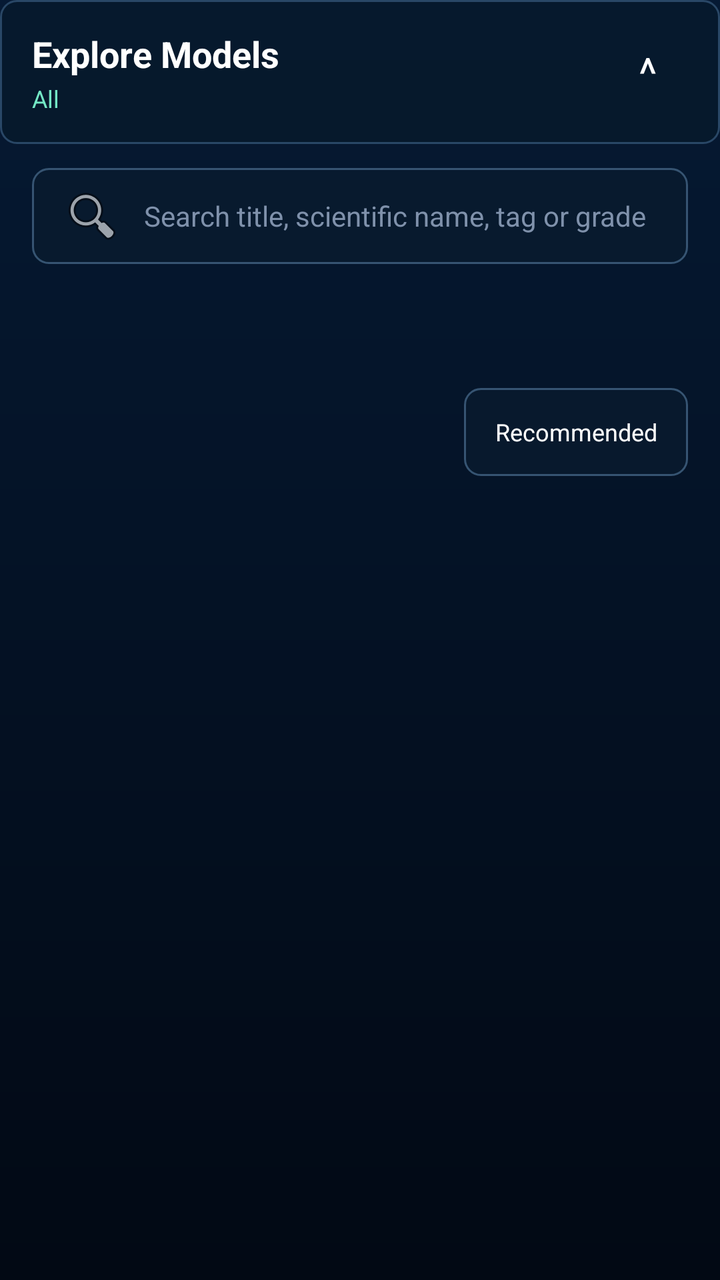
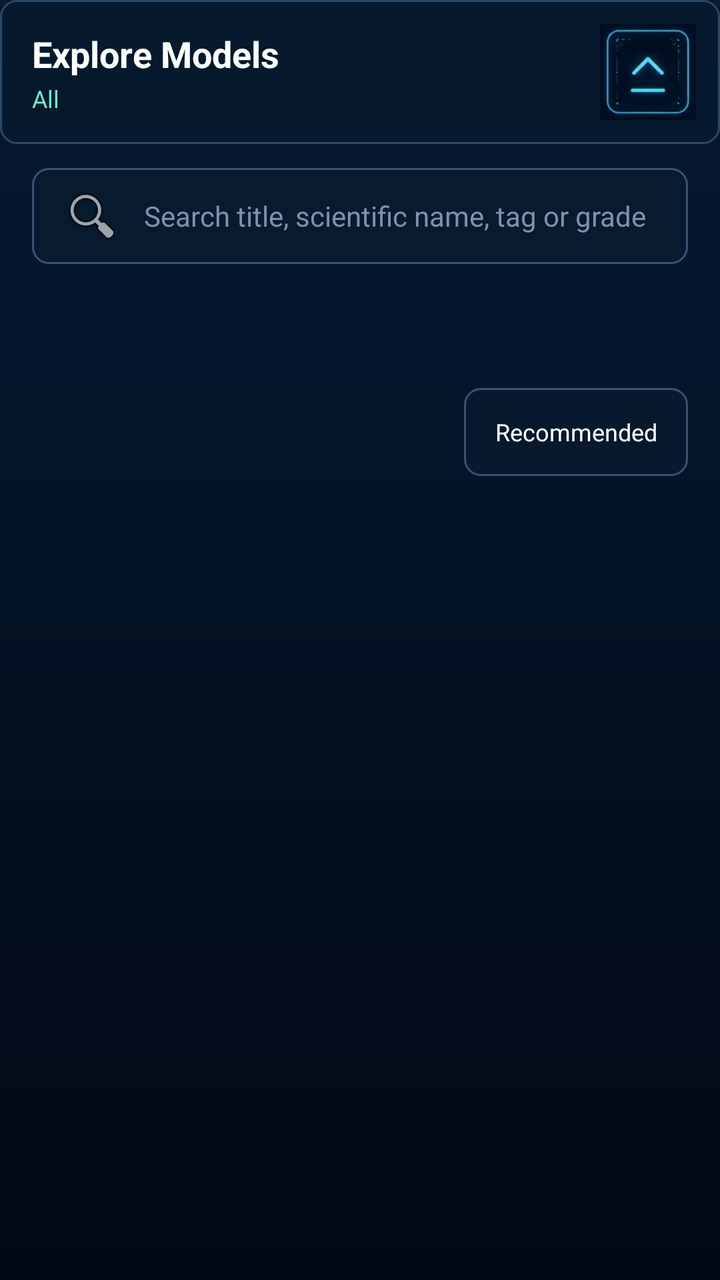

Two renders of the same Android screen: before a commit and after it. Below are the layout's source before the change and the commit's diff.
<!-- AndroidManifest.xml: application theme Theme.Biology -->
<!-- res/layout/sheet_model_library.xml -->
<?xml version="1.0" encoding="utf-8"?>
<LinearLayout xmlns:android="http://schemas.android.com/apk/res/android"
    android:layout_width="match_parent"
    android:layout_height="match_parent"
    android:background="@drawable/bg_biology_screen"
    android:orientation="vertical">

    <LinearLayout
        android:id="@+id/libraryHandle"
        android:layout_width="match_parent"
        android:layout_height="72dp"
        android:background="@drawable/bg_surface_panel"
        android:gravity="center_vertical"
        android:orientation="horizontal"
        android:paddingStart="16dp"
        android:paddingEnd="12dp">

        <LinearLayout
            android:layout_width="0dp"
            android:layout_height="wrap_content"
            android:layout_weight="1"
            android:orientation="vertical">

            <TextView
                android:layout_width="wrap_content"
                android:layout_height="wrap_content"
                android:text="Explore Models"
                android:textColor="#FFFFFF"
                android:textSize="18sp"
                android:textStyle="bold" />

            <TextView
                android:id="@+id/currentLibraryCategory"
                android:layout_width="wrap_content"
                android:layout_height="wrap_content"
                android:layout_marginTop="2dp"
                android:text="All"
                android:textColor="#73E8C5"
                android:textSize="12sp" />
        </LinearLayout>

        <TextView
            android:id="@+id/libraryStorageSummary"
            android:layout_width="wrap_content"
            android:layout_height="48dp"
            android:gravity="center"
            android:paddingStart="8dp"
            android:paddingEnd="8dp"
            android:textColor="#91A6C5"
            android:textSize="11sp" />

        <TextView
            android:id="@+id/libraryExpandButton"
            android:layout_width="48dp"
            android:layout_height="48dp"
            android:contentDescription="Expand model library"
            android:gravity="center"
            android:text="^"
            android:textColor="#FFFFFF"
            android:textSize="22sp" />
    </LinearLayout>

    <EditText
        android:id="@+id/librarySearch"
        android:layout_width="match_parent"
        android:layout_height="48dp"
        android:layout_marginStart="16dp"
        android:layout_marginTop="12dp"
        android:layout_marginEnd="16dp"
        android:background="@drawable/bg_search_field"
        android:drawableStart="@android:drawable/ic_menu_search"
        android:drawablePadding="10dp"
        android:hint="Search title, scientific name, tag or grade"
        android:imeOptions="actionDone"
        android:inputType="text"
        android:paddingStart="14dp"
        android:paddingEnd="14dp"
        android:singleLine="true"
        android:textColor="#FFFFFF"
        android:textColorHint="#7F91AB"
        android:textSize="14sp" />

    <HorizontalScrollView
        android:layout_width="match_parent"
        android:layout_height="52dp"
        android:layout_marginTop="8dp"
        android:clipToPadding="false"
        android:fillViewport="false"
        android:overScrollMode="never"
        android:paddingStart="16dp"
        android:paddingEnd="16dp"
        android:scrollbars="none">

        <LinearLayout
            android:id="@+id/libraryCategoryStrip"
            android:layout_width="wrap_content"
            android:layout_height="match_parent"
            android:gravity="center_vertical"
            android:orientation="horizontal" />
    </HorizontalScrollView>

    <LinearLayout
        android:layout_width="match_parent"
        android:layout_height="48dp"
        android:gravity="center_vertical"
        android:orientation="horizontal"
        android:paddingStart="16dp"
        android:paddingEnd="16dp">

        <HorizontalScrollView
            android:layout_width="0dp"
            android:layout_height="match_parent"
            android:layout_weight="1"
            android:scrollbars="none">

            <LinearLayout
                android:id="@+id/libraryQuickSections"
                android:layout_width="wrap_content"
                android:layout_height="match_parent"
                android:gravity="center_vertical"
                android:orientation="horizontal" />
        </HorizontalScrollView>

        <TextView
            android:id="@+id/librarySort"
            android:layout_width="112dp"
            android:layout_height="44dp"
            android:background="@drawable/bg_filter_chip"
            android:contentDescription="Sort model library"
            android:gravity="center"
            android:text="Recommended"
            android:textColor="#FFFFFF"
            android:textSize="12sp" />
    </LinearLayout>

    <FrameLayout
        android:layout_width="match_parent"
        android:layout_height="0dp"
        android:layout_weight="1">

        <androidx.recyclerview.widget.RecyclerView
            android:id="@+id/modelLibraryGrid"
            android:layout_width="match_parent"
            android:layout_height="match_parent"
            android:clipToPadding="false"
            android:paddingStart="10dp"
            android:paddingTop="6dp"
            android:paddingEnd="10dp"
            android:paddingBottom="28dp"
            android:scrollbars="vertical" />

        <LinearLayout
            android:id="@+id/libraryStatePanel"
            android:layout_width="match_parent"
            android:layout_height="match_parent"
            android:gravity="center"
            android:orientation="vertical"
            android:padding="32dp"
            android:visibility="gone">

            <ProgressBar
                android:id="@+id/libraryProgress"
                android:layout_width="42dp"
                android:layout_height="42dp"
                android:indeterminateTint="#55E7D0"
                android:visibility="gone" />

            <TextView
                android:id="@+id/libraryStateText"
                android:layout_width="match_parent"
                android:layout_height="wrap_content"
                android:layout_marginTop="12dp"
                android:gravity="center"
                android:textColor="#C7D4E7"
                android:textSize="15sp" />

            <TextView
                android:id="@+id/libraryRetry"
                android:layout_width="128dp"
                android:layout_height="48dp"
                android:layout_marginTop="16dp"
                android:background="@drawable/bg_filter_chip_selected"
                android:gravity="center"
                android:text="Retry"
                android:textColor="#FFFFFF"
                android:textStyle="bold"
                android:visibility="gone" />
        </LinearLayout>
    </FrameLayout>
</LinearLayout>
<!-- resources referenced by this layout -->
<resources>
  <!-- drawable bg_biology_screen (drawable) -->
  <?xml version="1.0" encoding="utf-8"?>
  <shape xmlns:android="http://schemas.android.com/apk/res/android">
      <gradient
          android:angle="270"
          android:endColor="#020914"
          android:startColor="#061A34" />
  </shape>
  <!-- drawable bg_filter_chip (drawable) -->
  <?xml version="1.0" encoding="utf-8"?>
  <shape xmlns:android="http://schemas.android.com/apk/res/android">
      <solid android:color="#A80A1C2F" />
      <corners android:radius="8dp" />
      <stroke
          android:width="1dp"
          android:color="#365472" />
  </shape>
  <!-- drawable bg_filter_chip_selected (drawable) -->
  <?xml version="1.0" encoding="utf-8"?>
  <layer-list xmlns:android="http://schemas.android.com/apk/res/android">
      <item>
          <shape>
              <solid android:color="#3A6A3FE0" />
              <corners android:radius="8dp" />
              <stroke
                  android:width="2dp"
                  android:color="#9C72FF" />
          </shape>
      </item>
      <item
          android:left="2dp"
          android:top="2dp"
          android:right="2dp"
          android:bottom="2dp">
          <shape>
              <solid android:color="#5A35269A" />
              <corners android:radius="6dp" />
              <stroke
                  android:width="1dp"
                  android:color="#69E8D3" />
          </shape>
      </item>
  </layer-list>
  <!-- drawable bg_search_field (drawable) -->
  <?xml version="1.0" encoding="utf-8"?>
  <shape xmlns:android="http://schemas.android.com/apk/res/android">
      <solid android:color="#C60A1C2F" />
      <corners android:radius="8dp" />
      <stroke
          android:width="1dp"
          android:color="#365472" />
  </shape>
  <!-- drawable bg_surface_panel (drawable) -->
  <?xml version="1.0" encoding="utf-8"?>
  <shape xmlns:android="http://schemas.android.com/apk/res/android">
      <solid android:color="#D906192C" />
      <corners android:radius="8dp" />
      <stroke
          android:width="1dp"
          android:color="#294766" />
  </shape>
  <style name="Theme.Biology" parent="Base.Theme.Biology" />
  <style name="Base.Theme.Biology" parent="Theme.Material3.DayNight.NoActionBar">
          
          
      </style>
</resources>

<!-- the commit's change to res/layout/sheet_model_library.xml (unified diff, before → after) -->
@@ -53,11 +53,11 @@
             android:id="@+id/libraryExpandButton"
             android:layout_width="48dp"
             android:layout_height="48dp"
+            android:background="@drawable/control_expand"
+            android:clickable="true"
             android:contentDescription="Expand model library"
-            android:gravity="center"
-            android:text="^"
-            android:textColor="#FFFFFF"
-            android:textSize="22sp" />
+            android:focusable="true"
+            android:foreground="?attr/selectableItemBackgroundBorderless" />
     </LinearLayout>
 
     <EditText
<!-- resource entries referenced after the edit -->
@@ -61,6 +61,7 @@
           android:width="1dp"
           android:color="#294766" />
   </shape>
+  <!-- drawable control_expand: webp bitmap (drawable-xxxhdpi, 964 bytes) -->
   <style name="Theme.Biology" parent="Base.Theme.Biology" />
   <style name="Base.Theme.Biology" parent="Theme.Material3.DayNight.NoActionBar">
           
